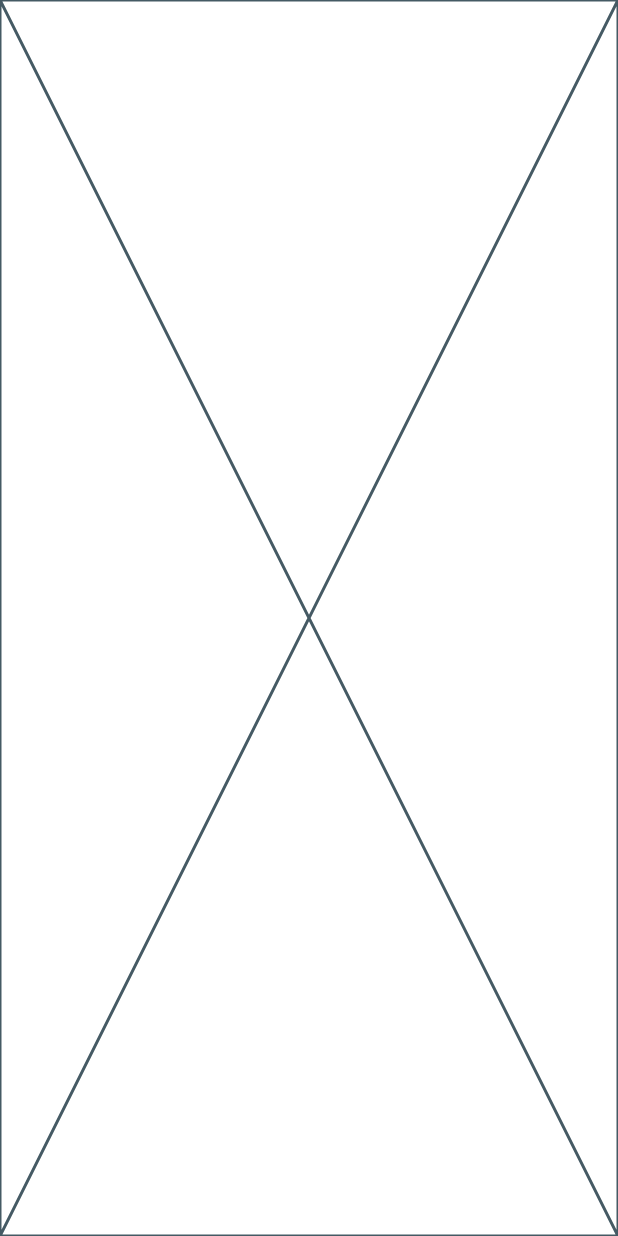
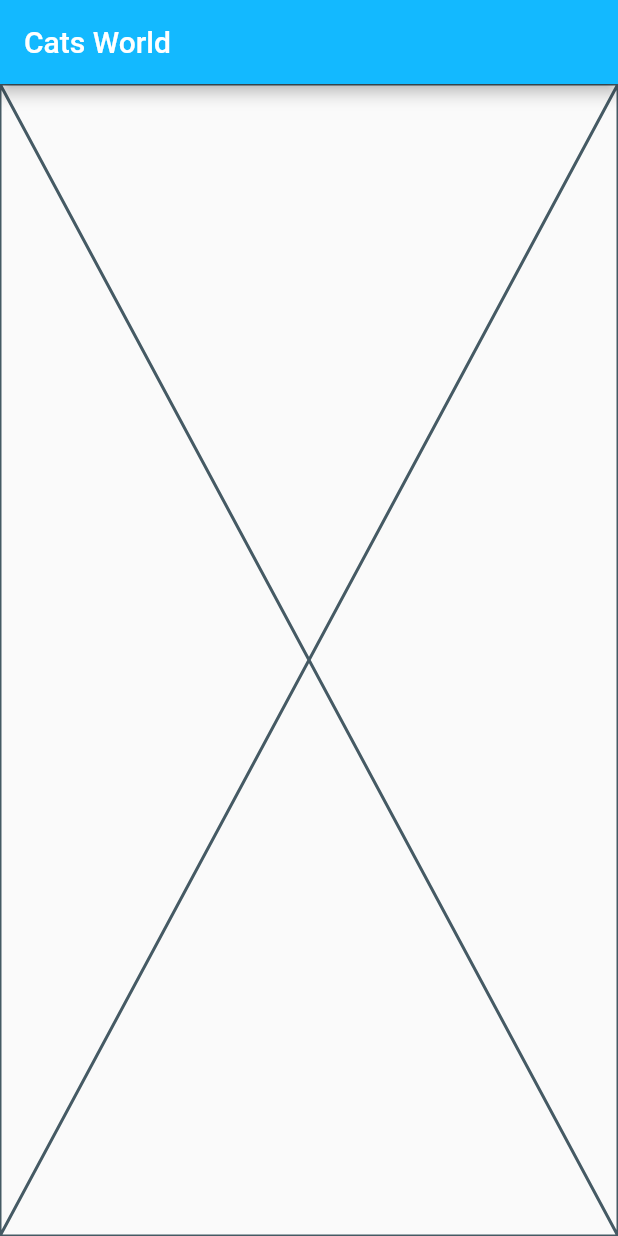
Before and after one commit to AbelTarazona/pragma, a Flutter app: the screen it shows after launch, on a phone screen of 412 x 824 dp. Run offline on Flutter 3.47's test engine with Material 2 defaults, Android fonts, the phone set to English and light mode, and no system bars; our stand-ins replace bloc, equatable, flutter_bloc, flutter_dotenv; generated files the repository leaves out were written again.

Commit message:
feat: add home logic

```diff
--- a/lib/home/view/home_page.dart
+++ b/lib/home/view/home_page.dart
@@ -6,6 +6,11 @@ class HomePage extends StatelessWidget {
 
   @override
   Widget build(BuildContext context) {
-    return HomeView();
+    return Scaffold(
+      appBar: AppBar(
+        title: const Text('Cats World'),
+      ),
+      body: const HomeView(),
+    );
   }
 }
```
